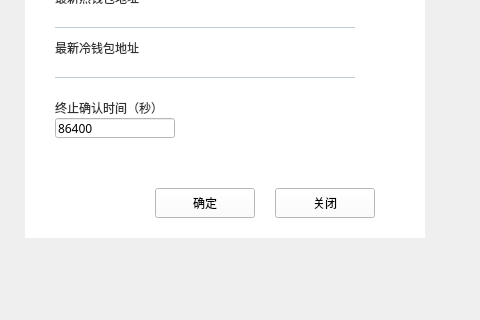
Before: the Qt Designer form LNKWallet/guard/ChangeCrosschainAddressDialog.ui in HcashOrg/hx-indicator, drawn with Qt 5; both pictures show x 255 to 735 and y 223 to 543 of the 960 by 543 pixel window.
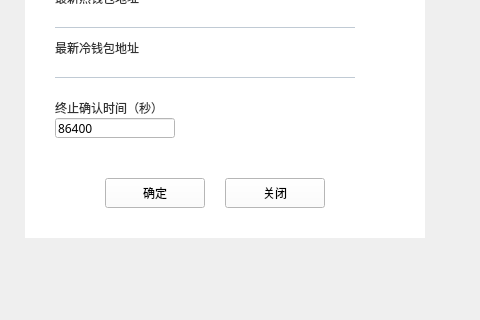
After: the same form once the commit is applied.

What changed in the file:
```diff
--- a/LNKWallet/guard/ChangeCrosschainAddressDialog.ui
+++ b/LNKWallet/guard/ChangeCrosschainAddressDialog.ui
@@ -51,8 +51,8 @@
     <widget class="QToolButton" name="closeBtn">
      <property name="geometry">
       <rect>
-       <x>250</x>
-       <y>330</y>
+       <x>200</x>
+       <y>320</y>
        <width>100</width>
        <height>30</height>
       </rect>
@@ -178,8 +178,8 @@
     <widget class="QToolButton" name="okBtn">
      <property name="geometry">
       <rect>
-       <x>130</x>
-       <y>330</y>
+       <x>80</x>
+       <y>320</y>
        <width>100</width>
        <height>30</height>
       </rect>
```
Left out of the diff: 4 changed lines with no effect on the pictures.
